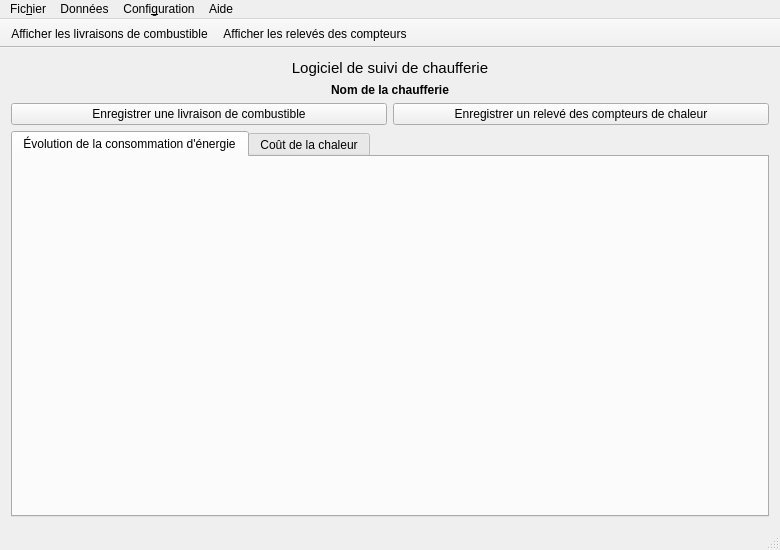
First picture: the form in mainwindow.ui, repository pyridiss/suivi-chaufferies, before the edit.
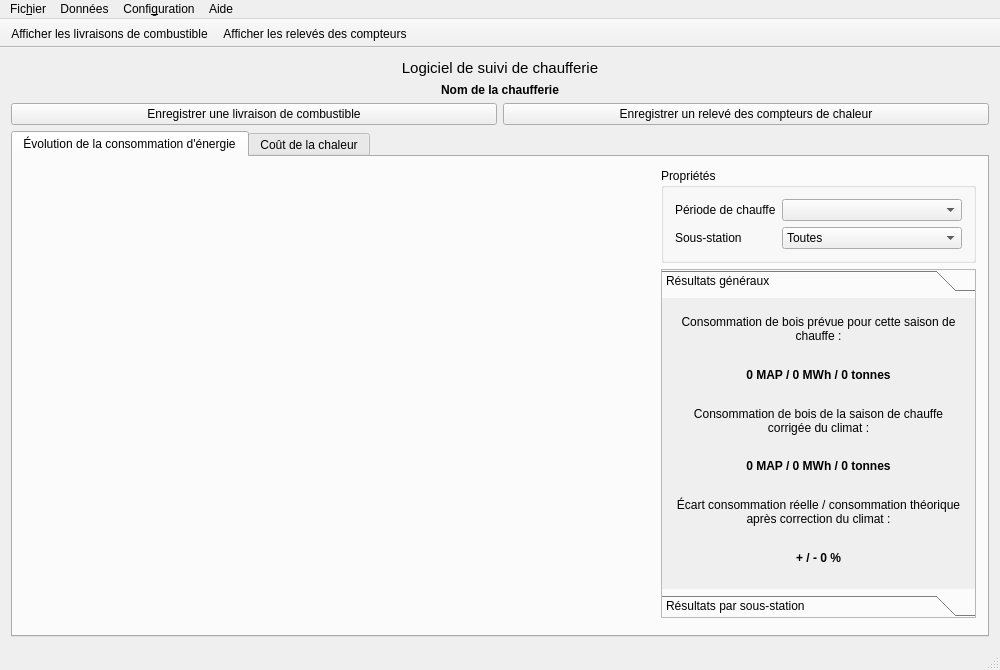
Second picture: the form after the edit. The open tabs and pages were chosen to show the change. Icons and pictures are not drawn. Custom widgets are drawn as their Qt base class.

Commit message: Customize MainWindow.

What changed in the file:
```diff
--- a/mainwindow.ui
+++ b/mainwindow.ui
@@ -6,8 +6,8 @@
    <rect>
     <x>0</x>
     <y>0</y>
-    <width>780</width>
-    <height>550</height>
+    <width>1000</width>
+    <height>670</height>
    </rect>
   </property>
   <property name="windowTitle">
@@ -35,8 +35,202 @@
        <attribute name="title">
         <string>Évolution de la consommation d'énergie</string>
        </attribute>
-       <layout class="QVBoxLayout" name="verticalLayout">
-        <item>
+       <layout class="QGridLayout" name="gridLayout_3" columnstretch="2,1">
+        <item row="1" column="1">
+         <widget class="QGroupBox" name="groupBox">
+          <property name="title">
+           <string>Propriétés</string>
+          </property>
+          <layout class="QFormLayout" name="formLayout">
+           <item row="0" column="0">
+            <widget class="QLabel" name="label_3">
+             <property name="text">
+              <string>Période de chauffe</string>
+             </property>
+            </widget>
+           </item>
+           <item row="0" column="1">
+            <widget class="QComboBox" name="comboBox_chartHeatingSeason">
+             <property name="sizePolicy">
+              <sizepolicy hsizetype="Expanding" vsizetype="Fixed">
+               <horstretch>0</horstretch>
+               <verstretch>0</verstretch>
+              </sizepolicy>
+             </property>
+            </widget>
+           </item>
+           <item row="1" column="0">
+            <widget class="QLabel" name="label_10">
+             <property name="text">
+              <string>Sous-station</string>
+             </property>
+            </widget>
+           </item>
+           <item row="1" column="1">
+            <widget class="QComboBox" name="comboBox">
+             <property name="sizePolicy">
+              <sizepolicy hsizetype="Expanding" vsizetype="Fixed">
+               <horstretch>0</horstretch>
+               <verstretch>0</verstretch>
+              </sizepolicy>
+             </property>
+             <item>
+              <property name="text">
+               <string>Toutes</string>
+              </property>
+             </item>
+            </widget>
+           </item>
+          </layout>
+         </widget>
+        </item>
+        <item row="2" column="1">
+         <widget class="QToolBox" name="toolBox">
+          <property name="frameShape">
+           <enum>QFrame::StyledPanel</enum>
+          </property>
+          <property name="frameShadow">
+           <enum>QFrame::Plain</enum>
+          </property>
+          <property name="currentIndex">
+           <number>1</number>
+          </property>
+          <widget class="QWidget" name="page">
+           <property name="geometry">
+            <rect>
+             <x>0</x>
+             <y>0</y>
+             <width>307</width>
+             <height>255</height>
+            </rect>
+           </property>
+           <attribute name="label">
+            <string>Résultats généraux</string>
+           </attribute>
+           <layout class="QVBoxLayout" name="verticalLayout_3">
+            <item>
+             <widget class="QLabel" name="label_4">
+              <property name="text">
+               <string>Consommation de bois prévue pour cette saison de chauffe :</string>
+              </property>
+              <property name="alignment">
+               <set>Qt::AlignCenter</set>
+              </property>
+              <property name="wordWrap">
+               <bool>true</bool>
+              </property>
+             </widget>
+            </item>
+            <item>
+             <widget class="QLabel" name="label_5">
+              <property name="text">
+               <string>&lt;html&gt;&lt;head/&gt;&lt;body&gt;&lt;p&gt;&lt;span style=&quot; font-weight:600;&quot;&gt;0 MAP / 0 MWh / 0 tonnes&lt;/span&gt;&lt;/p&gt;&lt;/body&gt;&lt;/html&gt;</string>
+              </property>
+              <property name="alignment">
+               <set>Qt::AlignCenter</set>
+              </property>
+             </widget>
+            </item>
+            <item>
+             <widget class="QLabel" name="label_6">
+              <property name="text">
+               <string>Consommation de bois de la saison de chauffe corrigée du climat :</string>
+              </property>
+              <property name="alignment">
+               <set>Qt::AlignCenter</set>
+              </property>
+              <property name="wordWrap">
+               <bool>true</bool>
+              </property>
+             </widget>
+            </item>
+            <item>
+             <widget class="QLabel" name="label_7">
+              <property name="text">
+               <string>&lt;html&gt;&lt;head/&gt;&lt;body&gt;&lt;p&gt;&lt;span style=&quot; font-weight:600;&quot;&gt;0 MAP / 0 MWh / 0 tonnes&lt;/span&gt;&lt;/p&gt;&lt;/body&gt;&lt;/html&gt;</string>
+              </property>
+              <property name="alignment">
+               <set>Qt::AlignCenter</set>
+              </property>
+             </widget>
+            </item>
+            <item>
+             <widget class="QLabel" name="label_8">
+              <property name="text">
+               <string>Écart consommation réelle / consommation théorique après correction du climat :</string>
+              </property>
+              <property name="alignment">
+               <set>Qt::AlignCenter</set>
+              </property>
+              <property name="wordWrap">
+               <bool>true</bool>
+              </property>
+             </widget>
+            </item>
+            <item>
+             <widget class="QLabel" name="label_9">
+              <property name="text">
+               <string>&lt;html&gt;&lt;head/&gt;&lt;body&gt;&lt;p&gt;&lt;span style=&quot; font-weight:600;&quot;&gt;+ / - 0 %&lt;/span&gt;&lt;/p&gt;&lt;/body&gt;&lt;/html&gt;</string>
+              </property>
+              <property name="alignment">
+               <set>Qt::AlignCenter</set>
+              </property>
+             </widget>
+            </item>
+           </layout>
+          </widget>
+          <widget class="QWidget" name="page_2">
+           <property name="geometry">
+            <rect>
+             <x>0</x>
+             <y>0</y>
+             <width>307</width>
+             <height>255</height>
+            </rect>
+           </property>
+           <attribute name="label">
+            <string>Résultats par sous-station</string>
+           </attribute>
+           <layout class="QVBoxLayout" name="verticalLayout_2" stretch="0,1">
+            <item>
+             <widget class="QLabel" name="label_11">
+              <property name="text">
+               <string>Écarts entre le résultat attendu et la consommation réelle :</string>
+              </property>
+              <property name="alignment">
+               <set>Qt::AlignCenter</set>
+              </property>
+              <property name="wordWrap">
+               <bool>true</bool>
+              </property>
+             </widget>
+            </item>
+            <item>
+             <widget class="QTableWidget" name="tableWidget_chartResults">
+              <property name="sizePolicy">
+               <sizepolicy hsizetype="Expanding" vsizetype="Ignored">
+                <horstretch>0</horstretch>
+                <verstretch>0</verstretch>
+               </sizepolicy>
+              </property>
+              <attribute name="horizontalHeaderVisible">
+               <bool>false</bool>
+              </attribute>
+              <attribute name="horizontalHeaderStretchLastSection">
+               <bool>true</bool>
+              </attribute>
+              <column>
+               <property name="text">
+                <string>Écart réel / théorique</string>
+               </property>
+              </column>
+             </widget>
+            </item>
+           </layout>
+          </widget>
+         </widget>
+        </item>
+        <item row="1" column="0" rowspan="3">
          <widget class="QCustomPlot" name="chart_EnergyConsumption" native="true"/>
         </item>
        </layout>
@@ -139,7 +333,7 @@
     <rect>
      <x>0</x>
      <y>0</y>
-     <width>780</width>
+     <width>1000</width>
      <height>27</height>
     </rect>
    </property>
```
Left out of the diff: 10 changed lines with no effect on the pictures. The commit also changes 1 other file.
